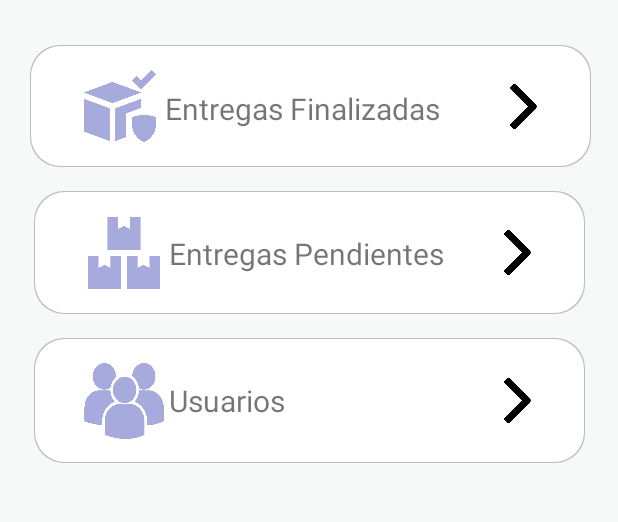
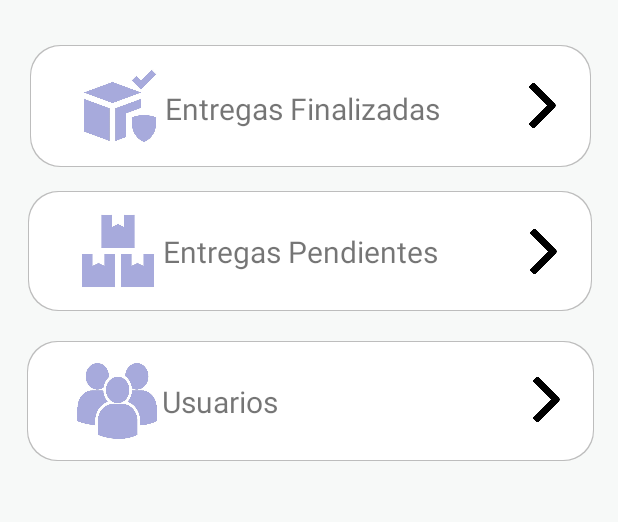
Before and after one commit to AlexSP15/Velox, an Android app: the admin_Configuracion screen opened directly, with no data from a screen before it, on a phone screen of 412 x 824 dp, the part 255-777 px from its top. Run offline under Robolectric (Android 15) with nearby library versions, the phone set to English and light mode, and no system bars; Roboto replaces fonts that are not available here.

Commit message:
update de pantalla admin configuracion

```diff
--- a/app/src/main/res/layout/activity_admin_configuracion.xml
+++ b/app/src/main/res/layout/activity_admin_configuracion.xml
@@ -14,12 +14,12 @@
         tools:layout_editor_absoluteY="-3dp">
 
         <androidx.constraintlayout.widget.ConstraintLayout
-            android:layout_width="367dp"
-            android:layout_height="83dp"
-            android:layout_marginTop="16dp"
+            android:layout_width="378dp"
+            android:layout_height="80dp"
+            android:layout_marginTop="20dp"
             android:background="@drawable/card1"
             app:layout_constraintEnd_toEndOf="parent"
-            app:layout_constraintHorizontal_bias="0.492"
+            app:layout_constraintHorizontal_bias="0.512"
             app:layout_constraintStart_toStartOf="parent"
             app:layout_constraintTop_toBottomOf="@+id/constraintLayout3">
 
@@ -46,20 +46,23 @@
                 app:layout_constraintTop_toTopOf="parent" />
 
             <ImageView
-                android:id="@+id/btnEntregasFin"
+                android:id="@+id/btnUsuaios"
                 android:layout_width="30dp"
                 android:layout_height="30dp"
-                android:layout_marginEnd="30dp"
-                app:layout_constraintBottom_toBottomOf="parent"
+                android:layout_marginStart="163dp"
+                android:layout_marginTop="24dp"
+                android:layout_marginEnd="16dp"
                 app:layout_constraintEnd_toEndOf="parent"
+                app:layout_constraintStart_toEndOf="@+id/hhh"
                 app:layout_constraintTop_toTopOf="parent"
                 app:srcCompat="@drawable/next" />
+
         </androidx.constraintlayout.widget.ConstraintLayout>
 
         <androidx.constraintlayout.widget.ConstraintLayout
             android:id="@+id/constraintLayout3"
-            android:layout_width="367dp"
-            android:layout_height="82dp"
+            android:layout_width="376dp"
+            android:layout_height="80dp"
             android:layout_marginTop="16dp"
             android:background="@drawable/card1"
             app:layout_constraintEnd_toEndOf="parent"
@@ -91,14 +94,17 @@
                 app:layout_constraintVertical_bias="0.509" />
 
             <ImageView
-                android:id="@+id/btnEntregasFin"
+                android:id="@+id/btnEntregasPendientes"
                 android:layout_width="30dp"
                 android:layout_height="30dp"
-                android:layout_marginEnd="30dp"
-                app:layout_constraintBottom_toBottomOf="parent"
+                android:layout_marginStart="55dp"
+                android:layout_marginTop="25dp"
+                android:layout_marginEnd="17dp"
                 app:layout_constraintEnd_toEndOf="parent"
+                app:layout_constraintStart_toEndOf="@+id/hhh"
                 app:layout_constraintTop_toTopOf="parent"
                 app:srcCompat="@drawable/next" />
+
         </androidx.constraintlayout.widget.ConstraintLayout>
 
         <androidx.constraintlayout.widget.ConstraintLayout
@@ -178,14 +184,17 @@
                 app:layout_constraintVertical_bias="0.528" />
 
             <ImageView
-                android:id="@+id/btnEntregasFin"
+                android:id="@+id/btnEntregasFinalizadas"
                 android:layout_width="30dp"
                 android:layout_height="30dp"
-                android:layout_marginEnd="30dp"
-                app:layout_constraintBottom_toBottomOf="parent"
+                android:layout_marginStart="52dp"
+                android:layout_marginTop="25dp"
+                android:layout_marginEnd="16dp"
                 app:layout_constraintEnd_toEndOf="parent"
+                app:layout_constraintStart_toEndOf="@+id/hhh"
                 app:layout_constraintTop_toTopOf="parent"
                 app:srcCompat="@drawable/next" />
+
         </androidx.constraintlayout.widget.ConstraintLayout>
 
     </androidx.constraintlayout.widget.ConstraintLayout>
```
